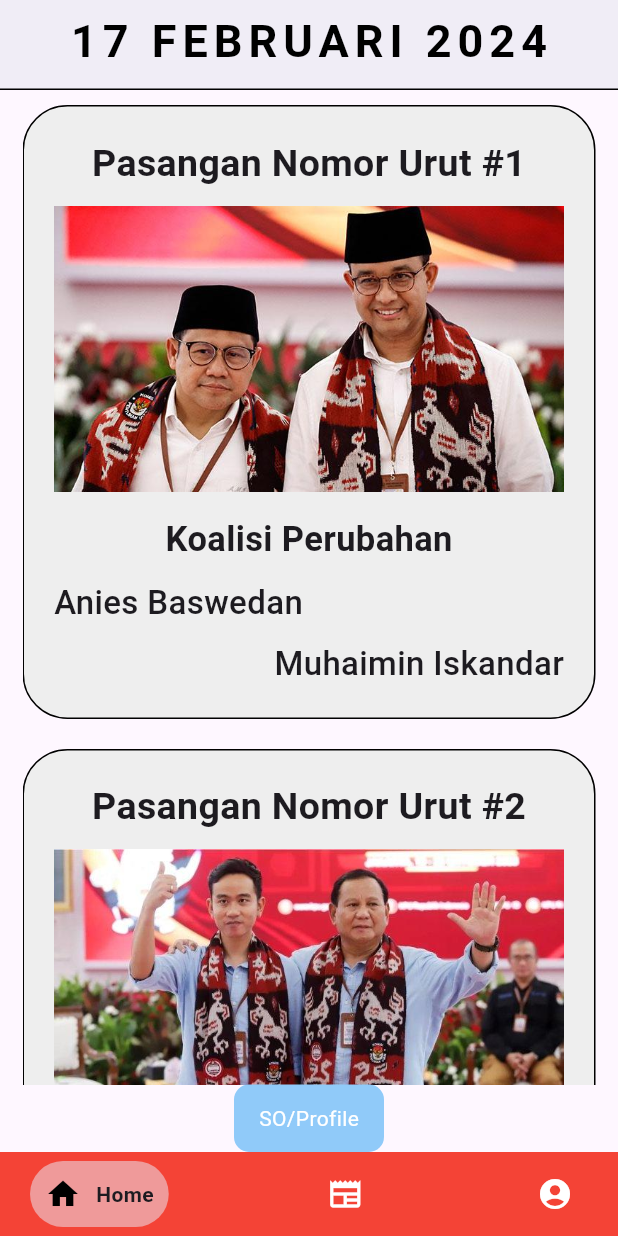
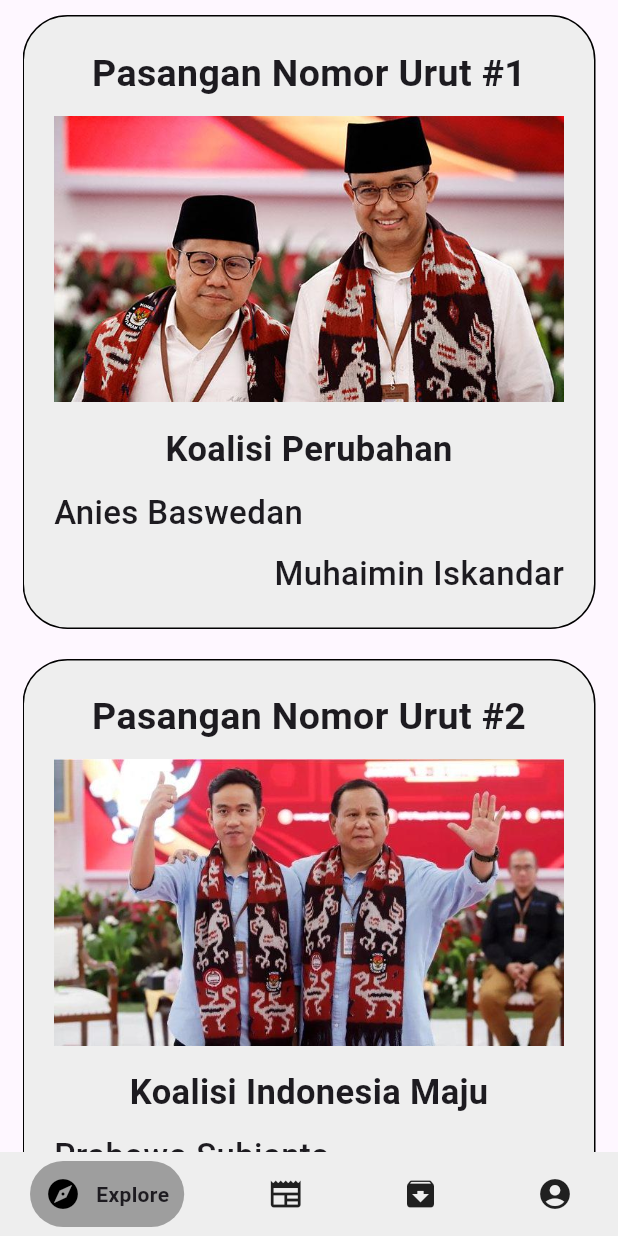
Before and after one commit to PS21michael/skripsilocal, a Flutter app: the HomePage screen opened directly, on a phone screen of 412 x 824 dp. Run offline on Flutter 3.47's test engine with Material 3 defaults, Android fonts, the phone set to English and light mode, and no system bars; drawn by our look-alikes of google_nav_bar; our stand-ins replace cloud_firestore, dropdown_textfield, firebase_auth, firebase_core, firebase_storage, flutter_typeahead and 6 more; missing offline and left inert: autocomplete_textfield, random_name_generator; accounts and stored records are empty.

Commit message:
update navbar

```diff
--- a/lib/main.dart
+++ b/lib/main.dart
@@ -3,6 +3,7 @@ import 'package:flutter/material.dart';
 import 'package:get/get.dart';
 import 'package:get_storage/get_storage.dart';
 import 'package:skripsilocal/firebase_options.dart';
+import 'package:skripsilocal/pages/home_page.dart';
 import 'package:skripsilocal/pages/profile/core/manage_user_screen.dart';
 import 'package:skripsilocal/pages/profile/core/profile_creen.dart';
 import 'package:skripsilocal/pages/profile/core/update_profile_new.dart';
@@ -33,7 +34,8 @@ class MyApp extends StatelessWidget {
       //home: MyHeader(),
       // home: ProfilePage(),
       // home: RegisterPage(),
-      home : UpdateProfile_New(),
+      // home : UpdateProfile_New(),
+      home: HomePage(),
     );
   }
 }
--- a/lib/pages/components/my_navbar.dart
+++ b/lib/pages/components/my_navbar.dart
@@ -29,16 +29,16 @@ class _MyNavBarState extends State<MyNavBar> {
   @override
   Widget build(BuildContext context) {
     return Container(
-      color: Colors.red.shade500,
+      color: Colors.grey.shade200,
       child: Padding(
         padding: const EdgeInsets.symmetric(
           horizontal: 20,
           vertical: 6,
         ),
         child: GNav(
-          backgroundColor: Colors.red.shade500,
-          color: Colors.white,
-          tabBackgroundColor: Colors.red.shade200,
+          backgroundColor: Colors.grey.shade200,
+          color: Colors.black87,
+          tabBackgroundColor: Colors.grey.shade500,
           gap : 10,
           padding: const EdgeInsets.all(10),
           selectedIndex: _selectedIndex,
@@ -47,12 +47,16 @@ class _MyNavBarState extends State<MyNavBar> {
           },
           tabs: const [
             GButton(
-              icon: Icons.home,
-              text: 'Home',
+              icon: Icons.explore,
+              text: 'Explore',
             ),
             GButton(
               icon: IconData(0xf0541, fontFamily: 'MaterialIcons'),
               text: 'News',
+            ),
+            GButton(
+              icon: Icons.archive,
+              text: 'Saved',
             ),
             GButton(
               icon: IconData(0xe043, fontFamily: 'MaterialIcons'),
@@ -84,11 +88,18 @@ class _MyNavBarState extends State<MyNavBar> {
           );
           break;
         case 2:
-          Navigator.push(context,
-              MaterialPageRoute(builder:
-                  (context) => const ProfileScreen()
-              )
-          );
+          // Navigator.push(context,
+          //     MaterialPageRoute(builder:
+          //         (context) => const ProfileScreen()
+          //     )
+          // );
+          break;
+        case 3:
+          // Navigator.push(context,
+          //     MaterialPageRoute(builder:
+          //         (context) => const ProfileScreen()
+          //     )
+          // );
           break;
       }
     });
--- a/lib/pages/home_page.dart
+++ b/lib/pages/home_page.dart
@@ -1,4 +1,5 @@
 import 'package:flutter/material.dart';
+import 'package:flutter/services.dart';
 import 'package:get/get.dart';
 import 'package:get/get_core/src/get_main.dart';
 import 'package:skripsilocal/pages/components/my_navbar.dart';
@@ -77,8 +78,13 @@ class _HomePageState extends State<HomePage> {
   @override
   Widget build(BuildContext context) {
 
+    // SystemChrome.setSystemUIOverlayStyle(SystemUiOverlayStyle(
+    //   systemNavigationBarColor: Colors.blue, // Warna latar belakang navbar
+    //   statusBarColor: Colors.blue, // Warna latar belakang status bar
+    // ));
+
     return Scaffold(
-      appBar: const MyHeader(),
+      // appBar: const MyHeader(),
       body: Column(
         children: [
           Expanded(
@@ -96,29 +102,27 @@ class _HomePageState extends State<HomePage> {
               ),
             ),
           ),
-          GestureDetector(
-            onTap: (){
-              Get.to(()=>const ProfileScreen());
-              // SignUpController.instace.logout();
-              // AuthenticationRepository.instance.logout();
-            },
-
-            child: Container(
-              height: 45,
-              width: 100,
-              decoration: BoxDecoration(
-                color: Colors.blue[200],
-                borderRadius: BorderRadius.circular(10),
-              ),
-              child: const Center(
-                child: Text("SO/Profile",
-                  style: TextStyle(
-                      color: Colors.white),
-                ),
-              ),
-            ),
-          )
-
+          // GestureDetector(
+          //   onTap: (){
+          //     Get.to(()=>const ProfileScreen());
+          //     // SignUpController.instace.logout();
+          //     // AuthenticationRepository.instance.logout();
+          //   },
+          //   child: Container(
+          //     height: 45,
+          //     width: 100,
+          //     decoration: BoxDecoration(
+          //       color: Colors.blue[200],
+          //       borderRadius: BorderRadius.circular(10),
+          //     ),
+          //     child: const Center(
+          //       child: Text("SO/Profile",
+          //         style: TextStyle(
+          //             color: Colors.white),
+          //       ),
+          //     ),
+          //   ),
+          // )
         ],
       ),
       bottomNavigationBar: const MyNavBar(index: 0),
```
